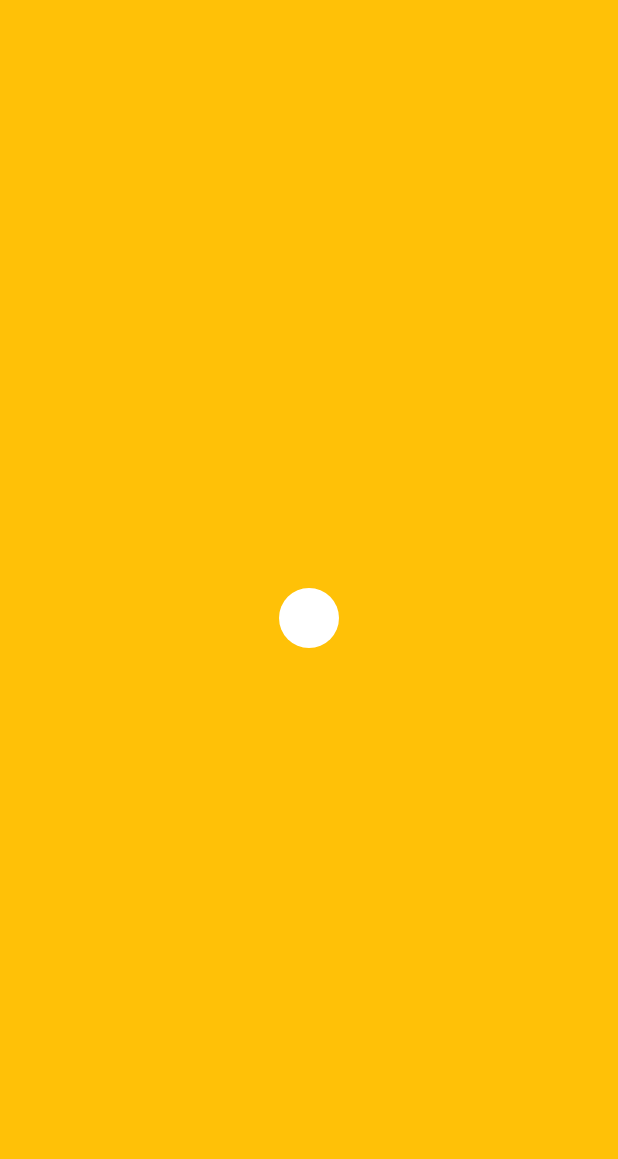
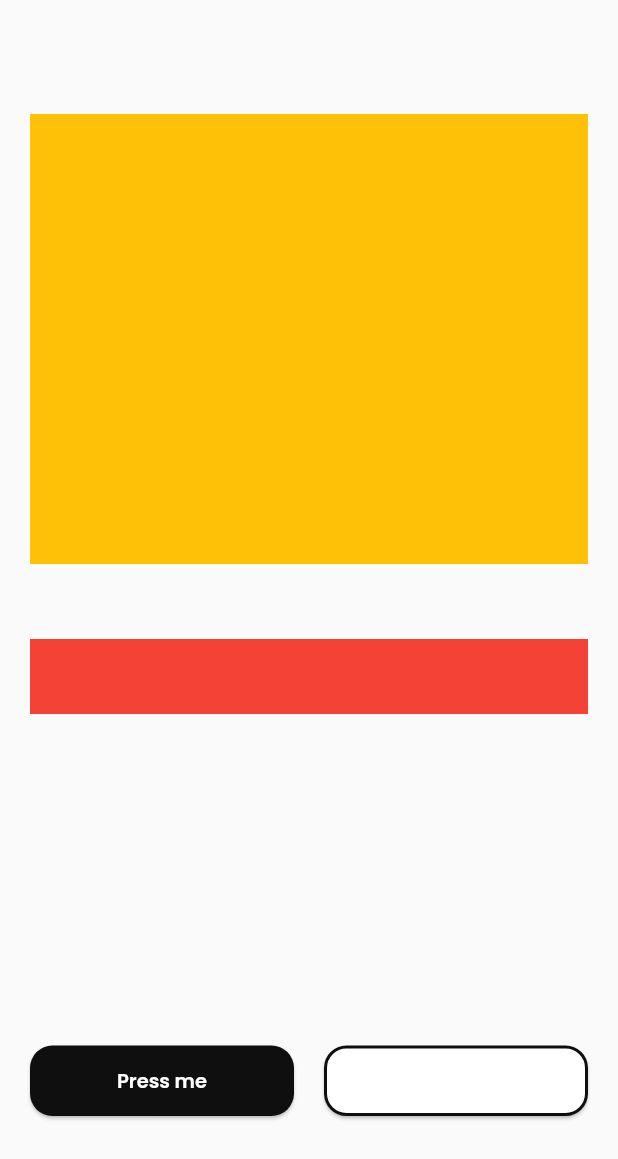
Before and after one commit to IyiolaJay/Dropman-mobile, a Flutter app: the screen it shows after launch, on a phone screen of 412 x 824 dp. Shown: the top 1159 px of the screen. Run offline on Flutter 3.47's test engine with Material 2 defaults, Android fonts, the phone set to English and light mode, and no system bars; our stand-ins replace flutter_svg, google_fonts.

Commit message:
setup onboarding page skeleton

```diff
--- a/lib/view/onboarding/welcome_screen.dart
+++ b/lib/view/onboarding/welcome_screen.dart
@@ -1,3 +1,5 @@
+import 'package:dropman/styles/buttons.dart';
+import 'package:dropman/styles/typography.dart';
 import 'package:flutter/material.dart';
 
 class WelcomeScreen extends StatelessWidget {
@@ -5,9 +7,56 @@ class WelcomeScreen extends StatelessWidget {
 
   @override
   Widget build(BuildContext context) {
-    return const Scaffold(
-      backgroundColor: Colors.amber,
-      body: Center(child: CircleAvatar(),),
+    return Scaffold(
+      body: SafeArea(
+          child: Padding(
+        padding: const EdgeInsets.fromLTRB(kDefaultPadding,
+            kDefaultPadding + 56, kDefaultPadding, kDefaultPadding + 2),
+        child: Column(
+          children: [
+            SizedBox(
+              height: 300,
+              child: Container(
+                color: Colors.amber,
+              ),
+            ),
+            const SizedBox(
+              height: 50,
+            ),
+            SizedBox(
+              height: 50,
+              child: Container(
+                color: Colors.red,
+              ),
+            ),
+            const Spacer(),
+            Expanded(
+                child: Row(
+              children: [
+                Expanded(
+                  child: ElevatedButton(
+                    onPressed: () {},
+                    style: primaryButtonStyle,
+                    child: Text(
+                      "Press me",
+                      style: Theme.of(context).textTheme.bodySmall,
+                    ),
+                  ),
+                ),
+                const SizedBox(
+                  width: 20,
+                ),
+                Expanded(
+                  child: ElevatedButton(
+                      onPressed: () {},
+                      style: secondaryButtonStyle,
+                      child: const Text("Press me")),
+                )
+              ],
+            ))
+          ],
+        ),
+      )),
     );
   }
 }
```
Also changed, not shown: assets/images/riderphoto.png (added), lib/styles/typography.dart (line endings or trailing spaces).
